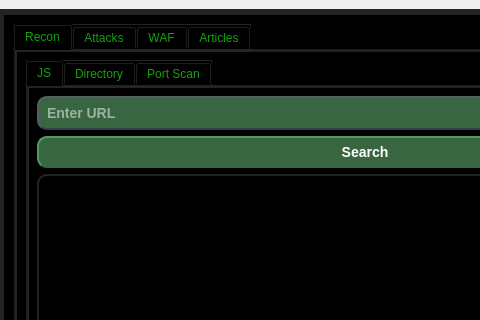
Graduti0n-Pr0ject/pen-testing-Program, file GUI/app.ui: the form before one commit; both pictures show x 117 to 597 and y 0 to 320 of the 858 by 658 pixel window.
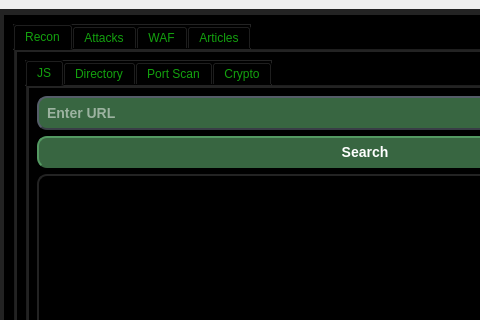
The form after the commit. The open tabs and pages were chosen to show the change. Icons and pictures are not drawn.

Patch:
```diff
--- a/GUI/app.ui
+++ b/GUI/app.ui
@@ -620,6 +620,15 @@
                   </item>
                  </layout>
                 </widget>
+                <widget class="QWidget" name="Cryptotab">
+                 <attribute name="icon">
+                  <iconset>
+                   <normaloff>:/icons/cryptography.png</normaloff>:/icons/cryptography.png</iconset>
+                 </attribute>
+                 <attribute name="title">
+                  <string>Crypto</string>
+                 </attribute>
+                </widget>
                </widget>
               </item>
              </layout>
```
Left out of the diff: 3 changed lines with no effect on the pictures.
